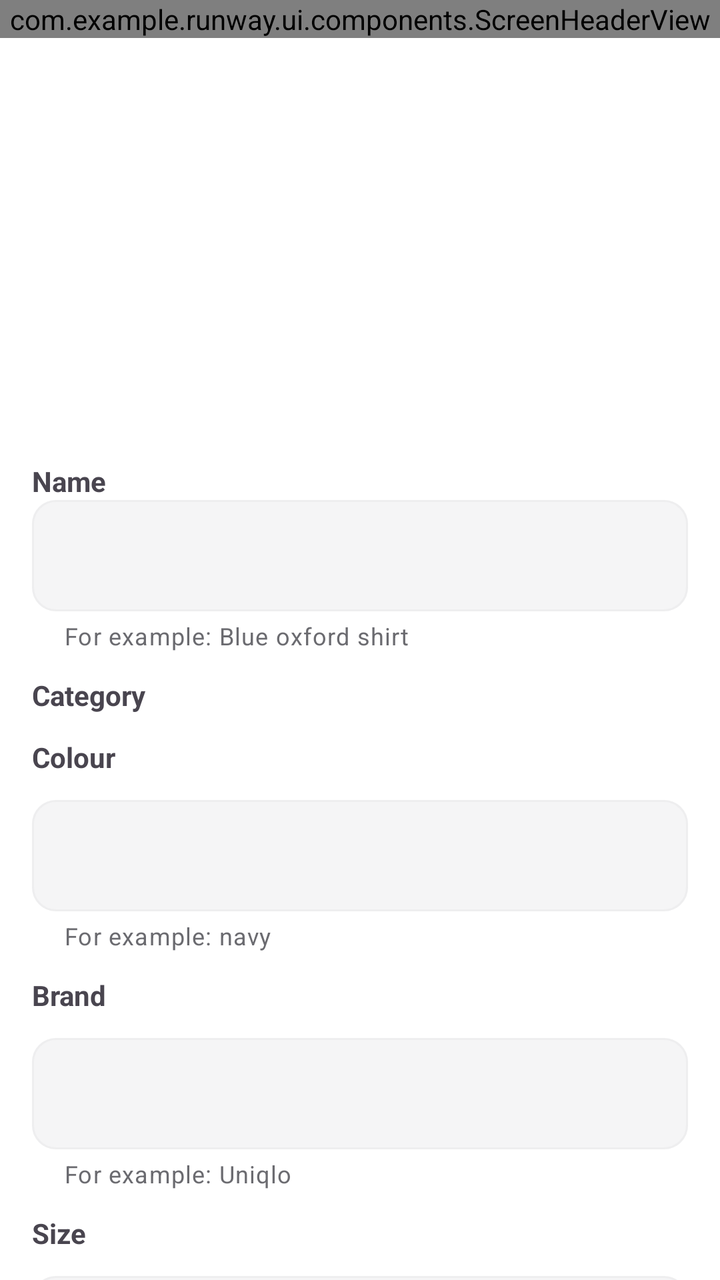
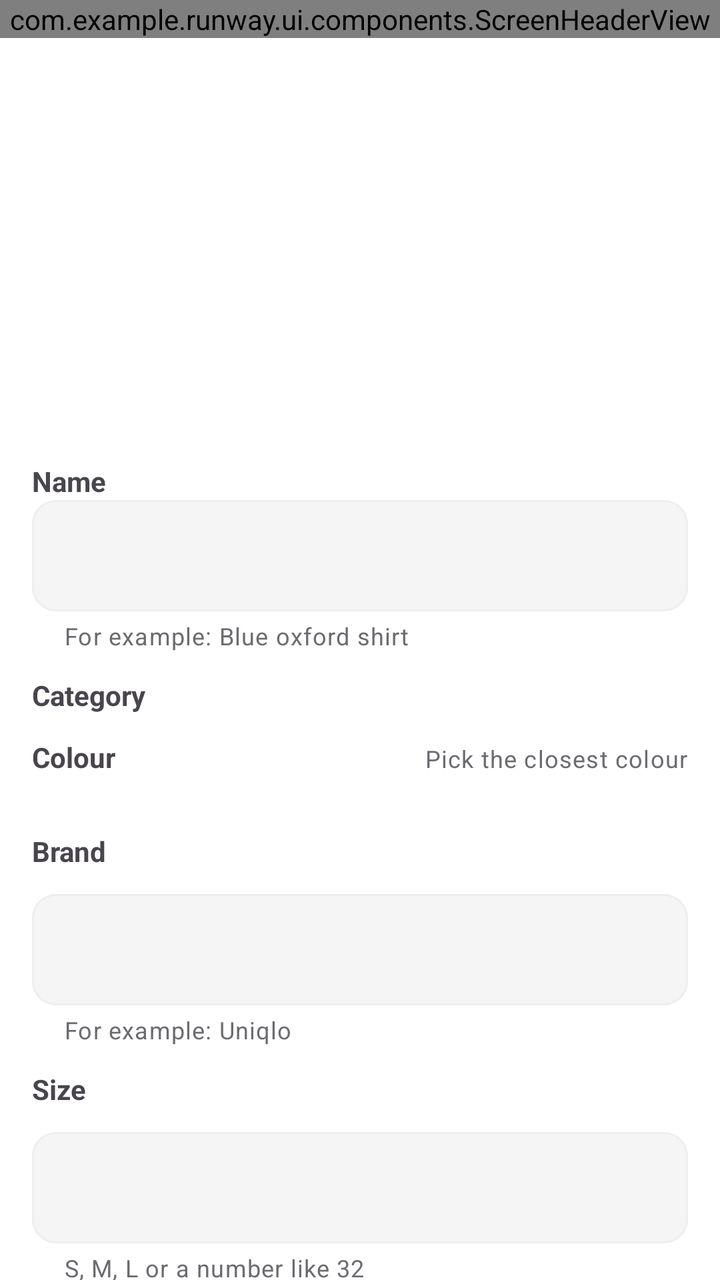

An Android layout rendered at two revisions. The XML below is the earlier revision; the diff shows what the commit changed to produce the second picture.
<!-- AndroidManifest.xml: application theme Theme.Runway -->
<!-- res/layout/fragment_tag_item.xml -->
<?xml version="1.0" encoding="utf-8"?>
<androidx.core.widget.NestedScrollView
    xmlns:android="http://schemas.android.com/apk/res/android"
    xmlns:app="http://schemas.android.com/apk/res-auto"
    android:layout_width="match_parent"
    android:layout_height="match_parent"
    android:fillViewport="true">

    <LinearLayout
        android:layout_width="match_parent"
        android:layout_height="wrap_content"
        android:orientation="vertical">

        <com.example.runway.ui.components.ScreenHeaderView
            android:id="@+id/tagHeader"
            android:layout_width="match_parent"
            android:layout_height="wrap_content" />

        <ImageView
            android:id="@+id/tagPreview"
            android:layout_width="match_parent"
            android:layout_height="200dp"
            android:contentDescription="@string/rw_cutout_preview_description"
            android:padding="16dp"
            android:scaleType="fitCenter" />

        <TextView
            android:layout_width="match_parent"
            android:layout_height="wrap_content"
            android:labelFor="@+id/tagNameInput"
            android:paddingHorizontal="16dp"
            android:paddingTop="12dp"
            android:text="@string/rw_tag_name_label"
            android:textStyle="bold" />

        <com.google.android.material.textfield.TextInputLayout
            android:layout_width="match_parent"
            android:layout_height="wrap_content"
            android:layout_marginHorizontal="16dp"
            app:helperText="@string/rw_tag_name_example"
            app:hintEnabled="false">

            <com.google.android.material.textfield.TextInputEditText
                android:id="@+id/tagNameInput"
                android:layout_width="match_parent"
                android:layout_height="wrap_content"
                android:inputType="textCapWords" />
        </com.google.android.material.textfield.TextInputLayout>

        <TextView
            android:layout_width="match_parent"
            android:layout_height="wrap_content"
            android:paddingHorizontal="16dp"
            android:paddingTop="12dp"
            android:text="@string/rw_tag_category"
            android:textStyle="bold" />

        <com.google.android.material.chip.ChipGroup
            android:id="@+id/tagCategoryGroup"
            android:layout_width="match_parent"
            android:layout_height="wrap_content"
            android:paddingHorizontal="16dp"
            app:selectionRequired="true"
            app:singleSelection="true" />

        <TextView
            android:layout_width="match_parent"
            android:layout_height="wrap_content"
            android:labelFor="@+id/tagColourInput"
            android:paddingHorizontal="16dp"
            android:paddingTop="12dp"
            android:text="@string/rw_tag_colour_label"
            android:textStyle="bold" />

        <com.google.android.material.textfield.TextInputLayout
            android:layout_width="match_parent"
            android:layout_height="wrap_content"
            android:layout_marginHorizontal="16dp"
            android:layout_marginTop="12dp"
            app:helperText="@string/rw_tag_colour_example"
            app:hintEnabled="false">

            <com.google.android.material.textfield.TextInputEditText
                android:id="@+id/tagColourInput"
                android:layout_width="match_parent"
                android:layout_height="wrap_content"
                android:inputType="text" />
        </com.google.android.material.textfield.TextInputLayout>

        <TextView
            android:layout_width="match_parent"
            android:layout_height="wrap_content"
            android:labelFor="@+id/tagBrandInput"
            android:paddingHorizontal="16dp"
            android:paddingTop="12dp"
            android:text="@string/rw_tag_brand_label"
            android:textStyle="bold" />

        <com.google.android.material.textfield.TextInputLayout
            android:layout_width="match_parent"
            android:layout_height="wrap_content"
            android:layout_marginHorizontal="16dp"
            android:layout_marginTop="12dp"
            app:helperText="@string/rw_tag_brand_example"
            app:hintEnabled="false">

            <com.google.android.material.textfield.TextInputEditText
                android:id="@+id/tagBrandInput"
                android:layout_width="match_parent"
                android:layout_height="wrap_content"
                android:inputType="textCapWords" />
        </com.google.android.material.textfield.TextInputLayout>

        <TextView
            android:layout_width="match_parent"
            android:layout_height="wrap_content"
            android:labelFor="@+id/tagSizeInput"
            android:paddingHorizontal="16dp"
            android:paddingTop="12dp"
            android:text="@string/rw_tag_size_label"
            android:textStyle="bold" />

        <com.google.android.material.textfield.TextInputLayout
            android:layout_width="match_parent"
            android:layout_height="wrap_content"
            android:layout_marginHorizontal="16dp"
            android:layout_marginTop="12dp"
            app:helperText="@string/rw_tag_size_example"
            app:hintEnabled="false">

            <com.google.android.material.textfield.TextInputEditText
                android:id="@+id/tagSizeInput"
                android:layout_width="match_parent"
                android:layout_height="wrap_content"
                android:inputType="textCapCharacters" />
        </com.google.android.material.textfield.TextInputLayout>

        <TextView
            android:layout_width="match_parent"
            android:layout_height="wrap_content"
            android:labelFor="@+id/tagPriceInput"
            android:paddingHorizontal="16dp"
            android:paddingTop="12dp"
            android:text="@string/rw_tag_price_label"
            android:textStyle="bold" />

        <com.google.android.material.textfield.TextInputLayout
            android:layout_width="match_parent"
            android:layout_height="wrap_content"
            android:layout_marginHorizontal="16dp"
            android:layout_marginTop="12dp"
            app:helperText="@string/rw_tag_price_example"
            app:hintEnabled="false">

            <com.google.android.material.textfield.TextInputEditText
                android:id="@+id/tagPriceInput"
                android:layout_width="match_parent"
                android:layout_height="wrap_content"
                android:inputType="numberDecimal" />
        </com.google.android.material.textfield.TextInputLayout>

        <com.google.android.material.button.MaterialButton
            android:id="@+id/tagSaveButton"
            style="@style/Widget.Runway.Button"
            android:layout_width="match_parent"
            android:layout_height="wrap_content"
            android:layout_margin="16dp"
            android:text="@string/rw_tag_save" />

    </LinearLayout>
</androidx.core.widget.NestedScrollView>
<!-- resources referenced by this layout -->
<resources>
  <string name="rw_cutout_preview_description">The garment with its background removed</string>
  <string name="rw_tag_brand_example">For example: Uniqlo</string>
  <string name="rw_tag_brand_label">Brand</string>
  <string name="rw_tag_category">Category</string>
  <string name="rw_tag_colour_example">For example: navy</string>
  <string name="rw_tag_colour_label">Colour</string>
  <string name="rw_tag_name_example">For example: Blue oxford shirt</string>
  <string name="rw_tag_name_label">Name</string>
  <string name="rw_tag_price_example">Numbers only, for example 349.99</string>
  <string name="rw_tag_price_label">What it cost</string>
  <string name="rw_tag_save">Save item</string>
  <string name="rw_tag_size_example">S, M, L or a number like 32</string>
  <string name="rw_tag_size_label">Size</string>
  <dimen name="rw_button_height">44dp</dimen>
  <dimen name="rw_button_padding_horizontal">20dp</dimen>
  <style name="ShapeAppearance.Runway.Pill" parent="">
          <item name="cornerFamily">rounded</item>
          <item name="cornerSize">50%</item>
      </style>
  <dimen name="rw_icon_size">18dp</dimen>
  <dimen name="rw_space_8">8dp</dimen>
  <color name="rw_ripple">#140A0A0B</color>
  <color name="rw_accent">#FFCE0E2D</color>
  <color name="rw_on_accent">#FFFFFFFF</color>
  <color name="rw_accent_soft">#FFFDECEF</color>
  <color name="rw_bg">#FFFFFFFF</color>
  <color name="rw_fg">#FF0A0A0B</color>
  <color name="rw_muted">#FF6B6B70</color>
  <color name="rw_surface">#FFF5F5F6</color>
  <color name="rw_elevated">#FFFFFFFF</color>
  <color name="rw_border">#FFE5E5E7</color>
  <color name="rw_scrim">#730A0A0B</color>
  <dimen name="rw_radius_input">12dp</dimen>
  <dimen name="rw_radius_card">16dp</dimen>
  <dimen name="rw_radius_sheet">24dp</dimen>
  <dimen name="rw_icon_button_size">40dp</dimen>
  <dimen name="rw_chip_height">32dp</dimen>
  <dimen name="rw_radius_pill">999dp</dimen>
  <dimen name="rw_border_width">1dp</dimen>
  <style name="TextAppearance.Runway.Button.Small" parent="TextAppearance.Runway.Button">
          <item name="android:textSize">13sp</item>
      </style>
  <dimen name="rw_space_12">12dp</dimen>
  <dimen name="rw_divider_height">1dp</dimen>
  <style name="Widget.Runway.Dialog.Button.Neutral" parent="Widget.Runway.Dialog.Button">
          <item name="android:textColor">?attr/colorOnSurfaceVariant</item>
      </style>
  <style name="TextAppearance.Runway.Display.Dialog" parent="TextAppearance.Runway.Display">
          <item name="android:textSize">18sp</item>
      </style>
  <!-- unchanged entries left out for length: 26 -->
</resources>

<!-- the commit's change to res/layout/fragment_tag_item.xml (unified diff, before → after) -->
@@ -34,6 +34,7 @@
             android:textStyle="bold" />
 
         <com.google.android.material.textfield.TextInputLayout
+            android:id="@+id/tagNameLayout"
             android:layout_width="match_parent"
             android:layout_height="wrap_content"
             android:layout_marginHorizontal="16dp"
@@ -63,29 +64,44 @@
             app:selectionRequired="true"
             app:singleSelection="true" />
 
-        <TextView
-            android:layout_width="match_parent"
-            android:layout_height="wrap_content"
-            android:labelFor="@+id/tagColourInput"
-            android:paddingHorizontal="16dp"
-            android:paddingTop="12dp"
-            android:text="@string/rw_tag_colour_label"
-            android:textStyle="bold" />
-
-        <com.google.android.material.textfield.TextInputLayout
-            android:layout_width="match_parent"
-            android:layout_height="wrap_content"
-            android:layout_marginHorizontal="16dp"
-            android:layout_marginTop="12dp"
-            app:helperText="@string/rw_tag_colour_example"
-            app:hintEnabled="false">
-
-            <com.google.android.material.textfield.TextInputEditText
-                android:id="@+id/tagColourInput"
-                android:layout_width="match_parent"
-                android:layout_height="wrap_content"
-                android:inputType="text" />
-        </com.google.android.material.textfield.TextInputLayout>
+        <LinearLayout
+            android:layout_width="match_parent"
+            android:layout_height="wrap_content"
+            android:orientation="horizontal"
+            android:paddingHorizontal="16dp"
+            android:paddingTop="12dp">
+
+            <TextView
+                android:layout_width="0dp"
+                android:layout_height="wrap_content"
+                android:layout_weight="1"
+                android:text="@string/rw_tag_colour_label"
+                android:textStyle="bold" />
+
+            <TextView
+                android:id="@+id/tagColourName"
+                android:layout_width="wrap_content"
+                android:layout_height="wrap_content"
+                android:text="@string/rw_tag_colour_none"
+                android:textAppearance="@style/TextAppearance.Runway.Caption" />
+        </LinearLayout>
+
+        
+        <HorizontalScrollView
+            android:layout_width="match_parent"
+            android:layout_height="wrap_content"
+            android:layout_marginTop="8dp"
+            android:clipToPadding="false"
+            android:paddingHorizontal="16dp"
+            android:scrollbars="none">
+
+            <LinearLayout
+                android:id="@+id/tagColourPalette"
+                android:layout_width="wrap_content"
+                android:layout_height="wrap_content"
+                android:orientation="horizontal"
+                android:paddingVertical="4dp" />
+        </HorizontalScrollView>
 
         <TextView
             android:layout_width="match_parent"
@@ -145,6 +161,7 @@
             android:textStyle="bold" />
 
         <com.google.android.material.textfield.TextInputLayout
+            android:id="@+id/tagPriceLayout"
             android:layout_width="match_parent"
             android:layout_height="wrap_content"
             android:layout_marginHorizontal="16dp"
@@ -158,6 +175,49 @@
                 android:layout_height="wrap_content"
                 android:inputType="numberDecimal" />
         </com.google.android.material.textfield.TextInputLayout>
+
+        <TextView
+            android:layout_width="match_parent"
+            android:layout_height="wrap_content"
+            android:paddingHorizontal="16dp"
+            android:paddingTop="12dp"
+            android:text="@string/rw_tag_wear_limit"
+            android:textStyle="bold" />
+
+        <LinearLayout
+            android:layout_width="match_parent"
+            android:layout_height="wrap_content"
+            android:gravity="center_vertical"
+            android:orientation="horizontal"
+            android:paddingHorizontal="16dp"
+            android:paddingTop="4dp">
+
+            <com.google.android.material.button.MaterialButton
+                android:id="@+id/tagWearLess"
+                style="@style/Widget.Runway.Button.Icon"
+                android:contentDescription="@string/rw_tag_wear_less"
+                app:icon="@drawable/ic_rw_minus" />
+
+            <TextView
+                android:id="@+id/tagWearLimit"
+                android:layout_width="48dp"
+                android:layout_height="wrap_content"
+                android:gravity="center"
+                android:textAppearance="@style/TextAppearance.Runway.Display" />
+
+            <com.google.android.material.button.MaterialButton
+                android:id="@+id/tagWearMore"
+                style="@style/Widget.Runway.Button.Icon"
+                android:contentDescription="@string/rw_tag_wear_more"
+                app:icon="@drawable/ic_rw_plus" />
+        </LinearLayout>
+
+        <TextView
+            android:layout_width="match_parent"
+            android:layout_height="wrap_content"
+            android:paddingHorizontal="16dp"
+            android:text="@string/rw_tag_wear_limit_hint"
+            android:textAppearance="@style/TextAppearance.Runway.Caption" />
 
         <com.google.android.material.button.MaterialButton
             android:id="@+id/tagSaveButton"
<!-- resource entries referenced after the edit -->
@@ -1,11 +1,43 @@
 <!-- resources referenced by this layout -->
 <resources>
+  <!-- drawable ic_rw_minus (drawable) -->
+  <?xml version="1.0" encoding="utf-8"?>
+  <vector xmlns:android="http://schemas.android.com/apk/res/android"
+      android:width="24dp"
+      android:height="24dp"
+      android:viewportWidth="24"
+      android:viewportHeight="24"
+      android:tint="?attr/colorOnSurface">
+      <path
+          android:pathData="M5 12h14"
+          android:fillColor="@android:color/transparent"
+          android:strokeColor="#FF000000"
+          android:strokeWidth="1.7"
+          android:strokeLineCap="round"
+          android:strokeLineJoin="round" />
+  </vector>
+  <!-- drawable ic_rw_plus (drawable) -->
+  <?xml version="1.0" encoding="utf-8"?>
+  <vector xmlns:android="http://schemas.android.com/apk/res/android"
+      android:width="24dp"
+      android:height="24dp"
+      android:viewportWidth="24"
+      android:viewportHeight="24"
+      android:tint="?attr/colorOnSurface">
+      <path
+          android:pathData="M12 5v14M5 12h14"
+          android:fillColor="@android:color/transparent"
+          android:strokeColor="#FF000000"
+          android:strokeWidth="1.7"
+          android:strokeLineCap="round"
+          android:strokeLineJoin="round" />
+  </vector>
   <string name="rw_cutout_preview_description">The garment with its background removed</string>
   <string name="rw_tag_brand_example">For example: Uniqlo</string>
   <string name="rw_tag_brand_label">Brand</string>
   <string name="rw_tag_category">Category</string>
-  <string name="rw_tag_colour_example">For example: navy</string>
   <string name="rw_tag_colour_label">Colour</string>
+  <string name="rw_tag_colour_none">Pick the closest colour</string>
   <string name="rw_tag_name_example">For example: Blue oxford shirt</string>
   <string name="rw_tag_name_label">Name</string>
   <string name="rw_tag_price_example">Numbers only, for example 349.99</string>
@@ -13,6 +45,10 @@
   <string name="rw_tag_save">Save item</string>
   <string name="rw_tag_size_example">S, M, L or a number like 32</string>
   <string name="rw_tag_size_label">Size</string>
+  <string name="rw_tag_wear_less">Fewer wears</string>
+  <string name="rw_tag_wear_limit">Wears before washing</string>
+  <string name="rw_tag_wear_limit_hint">You\'ll get a laundry reminder once it\'s been worn this many times.</string>
+  <string name="rw_tag_wear_more">More wears</string>
   <dimen name="rw_button_height">44dp</dimen>
   <dimen name="rw_button_padding_horizontal">20dp</dimen>
   <style name="ShapeAppearance.Runway.Pill" parent="">
